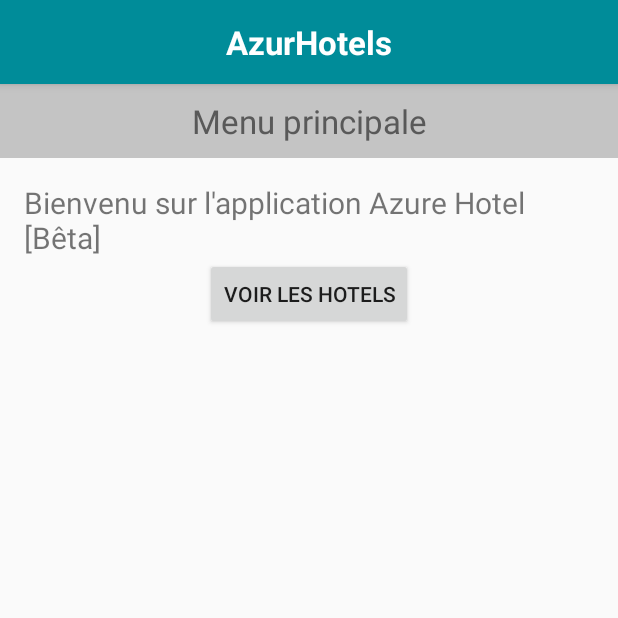
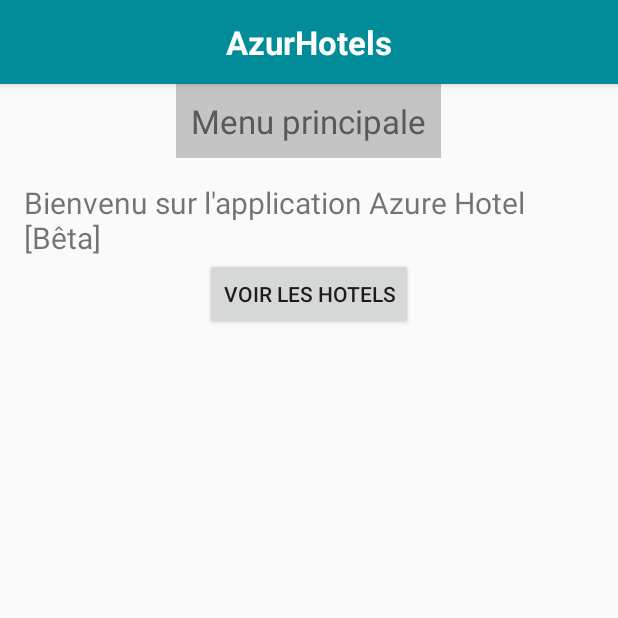
Before and after one commit to Kmp9711/Azur-Hotels-1, an Android app: the screen it shows after launch (MainActivity), on a phone screen of 412 x 824 dp, the top half of it. Run offline under Robolectric (Android 15) with nearby library versions, the phone set to English and light mode, and no system bars; 2 statements that could not run were skipped.

Commit message:
Added files via upload

```diff
--- a/app_android/AzurHotels/app/src/main/res/layout/content_main.xml
+++ b/app_android/AzurHotels/app/src/main/res/layout/content_main.xml
@@ -14,9 +14,8 @@
         android:layout_height="wrap_content"
         layout="@layout/title_bar"
         android:id="@+id/includeTitleBar"
-        android:layout_alignParentTop="true"
-        android:layout_alignParentStart="true"
-        android:layout_alignParentEnd="true" />
+        android:layout_centerInParent="true"
+        android:layout_alignParentTop="true"/>
 
     <RelativeLayout
         android:layout_width="fill_parent"
@@ -25,26 +24,12 @@
         android:paddingLeft="@dimen/activity_horizontal_margin"
         android:paddingRight="@dimen/activity_horizontal_margin"
         android:paddingTop="@dimen/activity_vertical_margin"
-        android:layout_below="@+id/includeTitleBar"
-        android:layout_alignStart="@+id/includeTitleBar">
+        android:layout_below="@+id/includeTitleBar">
 
-        <ViewSwitcher
-            android:layout_width="fill_parent"
-            android:layout_height="fill_parent"
-            android:id="@+id/viewSwitcher"
-            android:layout_alignParentStart="true">
-
-            <include
-                android:layout_width="wrap_content"
-                android:layout_height="wrap_content"
-                layout="@layout/menu_main" />
-
-            <include
-                android:layout_width="wrap_content"
-                android:layout_height="wrap_content"
-                layout="@layout/hotels_main" />
-
-        </ViewSwitcher>
+        <include
+            android:layout_width="wrap_content"
+            android:layout_height="wrap_content"
+            layout="@layout/menu_main" />
 
     </RelativeLayout>
 
```
